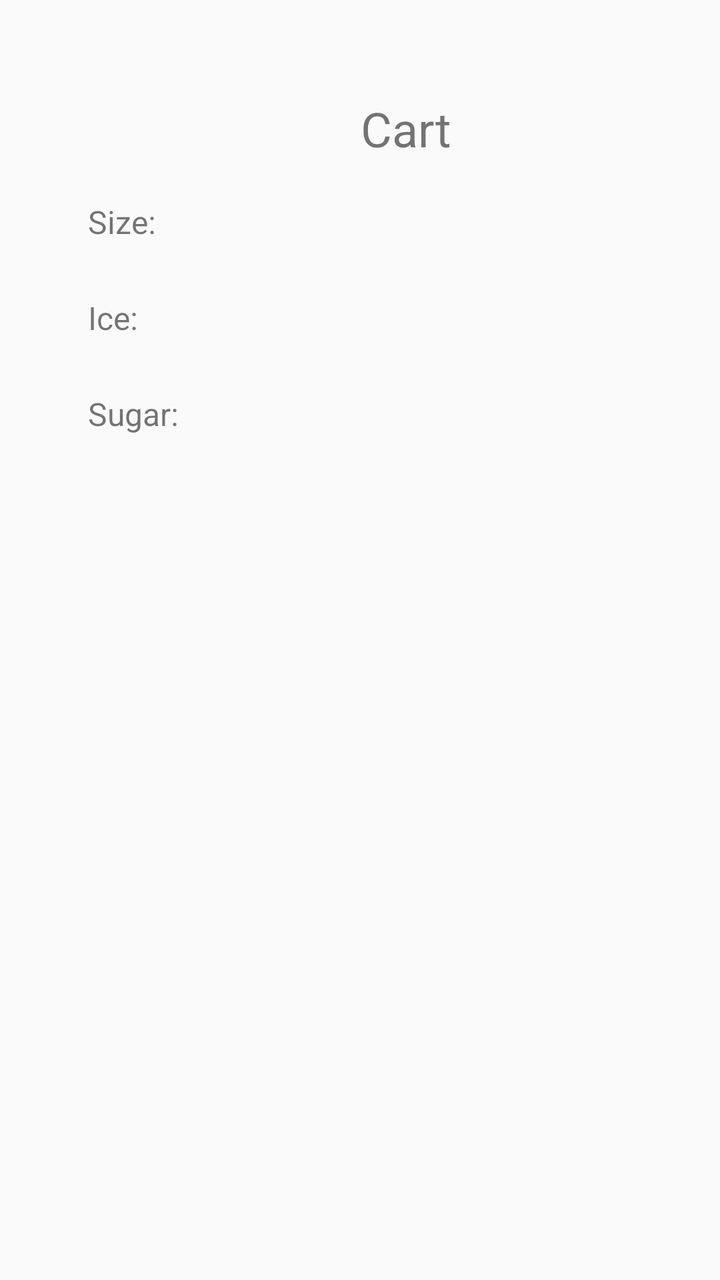
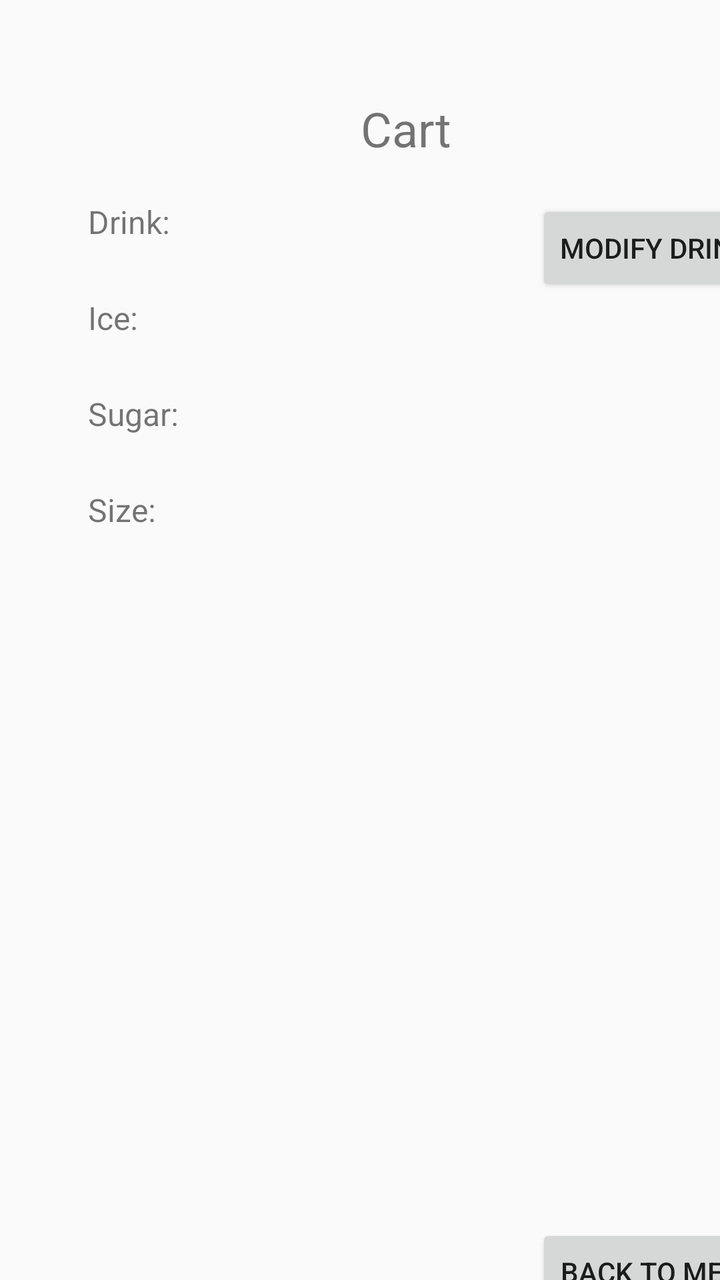

Screens rendered from an Android XML layout before and after an edit, with the pre-edit source and the edit as a unified diff.
<!-- AndroidManifest.xml: application theme Theme.Classicdrink -->
<!-- res/layout/cartlayout.xml -->
<?xml version="1.0" encoding="utf-8"?>
<androidx.constraintlayout.widget.ConstraintLayout xmlns:android="http://schemas.android.com/apk/res/android"
    xmlns:tools="http://schemas.android.com/tools"
    android:layout_width="match_parent"
    android:layout_height="match_parent"
    xmlns:app="http://schemas.android.com/apk/res-auto">

    <TextView
        android:id="@+id/cartText"
        android:layout_width="wrap_content"
        android:layout_height="wrap_content"
        android:layout_marginLeft="180dp"
        android:layout_marginTop="48dp"
        android:text="Cart"
        android:textAlignment="center"
        android:textSize="24dp"
        app:layout_constraintLeft_toLeftOf="parent"
        app:layout_constraintTop_toTopOf="parent" />

    <TextView
        android:id="@+id/sizeText"
        android:layout_width="90dp"
        android:layout_height="48dp"
        android:layout_marginLeft="44dp"
        android:layout_marginTop="100dp"
        android:text="Size: "
        android:textSize="16sp"
        app:layout_constraintLeft_toLeftOf="parent"
        app:layout_constraintTop_toTopOf="parent" />

    <TextView
        android:id="@+id/iceText"
        android:layout_width="90dp"
        android:layout_height="48dp"
        android:layout_marginLeft="44dp"
        android:layout_marginTop="148dp"
        android:text="Ice: "
        android:textSize="16sp"
        app:layout_constraintLeft_toLeftOf="parent"
        app:layout_constraintTop_toTopOf="parent" />

    <TextView
        android:id="@+id/sugarText"
        android:layout_width="90dp"
        android:layout_height="48dp"
        android:layout_marginLeft="44dp"
        android:layout_marginTop="196dp"
        android:text="Sugar: "
        android:textSize="16sp"
        app:layout_constraintLeft_toLeftOf="parent"
        app:layout_constraintTop_toTopOf="parent" />
</androidx.constraintlayout.widget.ConstraintLayout>
<!-- resources referenced by this layout -->
<resources>
  <style name="Theme.Classicdrink" parent="android:Theme.Material.Light.NoActionBar" />
</resources>

<!-- the commit's change to res/layout/cartlayout.xml (unified diff, before → after) -->
@@ -22,7 +22,7 @@
         android:layout_width="90dp"
         android:layout_height="48dp"
         android:layout_marginLeft="44dp"
-        android:layout_marginTop="100dp"
+        android:layout_marginTop="244dp"
         android:text="Size: "
         android:textSize="16sp"
         app:layout_constraintLeft_toLeftOf="parent"
@@ -49,4 +49,35 @@
         android:textSize="16sp"
         app:layout_constraintLeft_toLeftOf="parent"
         app:layout_constraintTop_toTopOf="parent" />
+
+    <TextView
+        android:id="@+id/drinkText"
+        android:layout_width="90dp"
+        android:layout_height="48dp"
+        android:layout_marginLeft="44dp"
+        android:layout_marginTop="100dp"
+        android:text="Drink: "
+        android:textSize="16sp"
+        app:layout_constraintLeft_toLeftOf="parent"
+        app:layout_constraintTop_toTopOf="parent" />
+
+    <Button
+        android:id="@+id/menuButton"
+        android:layout_width="wrap_content"
+        android:layout_height="wrap_content"
+        android:layout_marginLeft="268dp"
+        android:layout_marginTop="612dp"
+        android:text="Back to menu"
+        app:layout_constraintLeft_toLeftOf="parent"
+        app:layout_constraintTop_toTopOf="parent" />
+
+    <Button
+        android:id="@+id/modifyButton"
+        android:layout_width="wrap_content"
+        android:layout_height="wrap_content"
+        android:layout_marginLeft="268dp"
+        android:layout_marginTop="100dp"
+        android:text="Modify drink"
+        app:layout_constraintLeft_toLeftOf="parent"
+        app:layout_constraintTop_toTopOf="parent" />
 </androidx.constraintlayout.widget.ConstraintLayout>
